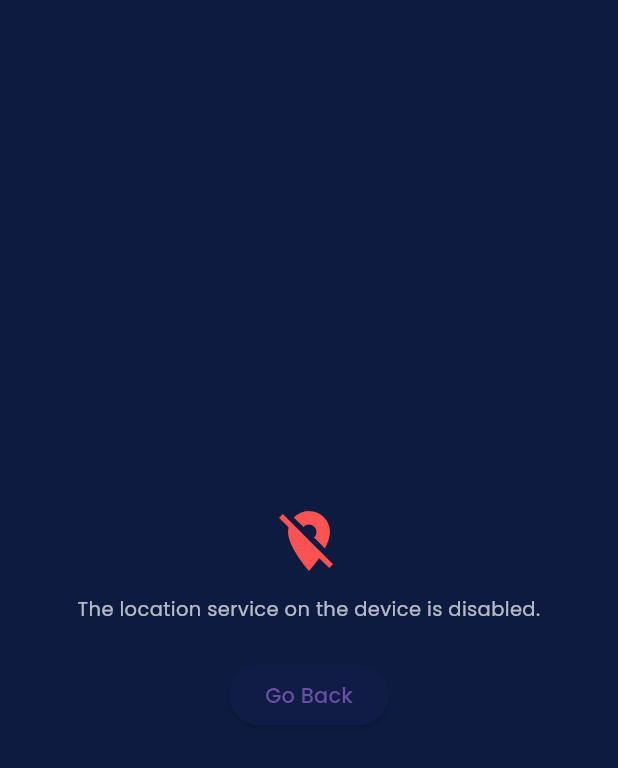
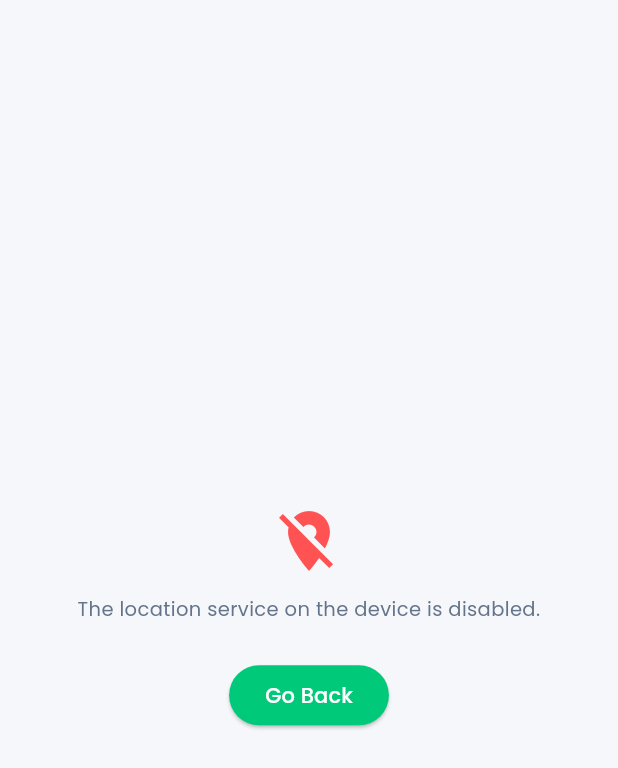
Before and after one commit to jhparente/silag, a Flutter app: the EvacuationMapPage screen opened directly with empty values, on a phone screen of 412 x 824 dp. Shown: the top 768 px of the screen. Run offline on Flutter 3.47's test engine with Material 3 defaults, Android fonts, the phone set to English and light mode, and no system bars; our stand-ins replace connectivity_plus, firebase_core, firebase_messaging, flutter_local_notifications, flutter_map, flutter_secure_storage and 3 more; accounts and stored records are empty; network calls fail.

Commit message:
feat: add site overview and evacuation map pages with animated sensor pulse markers

```diff
--- a/lib/pages/subpages/evacuation_map_page.dart
+++ b/lib/pages/subpages/evacuation_map_page.dart
@@ -11,6 +11,7 @@ import 'package:silag/models/evacuation_model.dart';
 import 'package:silag/models/sensor_model.dart';
 import 'package:silag/services/api_config.dart';
 import 'package:silag/services/api_client.dart';
+import 'package:silag/widgets/sensor_pulse_marker.dart';
 
 class RouteStep {
   final String instruction;
@@ -409,7 +410,7 @@ class _EvacuationMapPageState extends State<EvacuationMapPage>
     final center = _userLocation ?? dest;
 
     return Scaffold(
-      backgroundColor: const Color(0xFF0D1B40),
+      backgroundColor: const Color(0xFFF5F7FA),
       body: _isLoadingLocation
           ? const Center(
               child: Column(
@@ -419,7 +420,7 @@ class _EvacuationMapPageState extends State<EvacuationMapPage>
                   SizedBox(height: 16),
                   Text(
                     'Getting your location...',
-                    style: TextStyle(color: Colors.white70, fontFamily: 'Poppins'),
+                    style: TextStyle(color: Color(0xFF64748B), fontFamily: 'Poppins'),
                   ),
                 ],
               ),
@@ -435,14 +436,14 @@ class _EvacuationMapPageState extends State<EvacuationMapPage>
                         const SizedBox(height: 12),
                         Text(
                           _errorMessage!,
-                          style: const TextStyle(color: Colors.white70, fontFamily: 'Poppins', fontSize: 13),
+                          style: const TextStyle(color: Color(0xFF64748B), fontFamily: 'Poppins', fontSize: 13),
                           textAlign: TextAlign.center,
                         ),
                         const SizedBox(height: 24),
                         ElevatedButton(
                           onPressed: () => Navigator.pop(context),
-                          style: ElevatedButton.styleFrom(backgroundColor: const Color(0xFF101C45)),
-                          child: const Text('Go Back'),
+                          style: ElevatedButton.styleFrom(backgroundColor: const Color(0xFF00C97A)),
+                          child: const Text('Go Back', style: TextStyle(color: Colors.white)),
                         )
                       ],
                     ),
@@ -460,8 +461,7 @@ class _EvacuationMapPageState extends State<EvacuationMapPage>
                         ),
                         children: [
                           TileLayer(
-                            urlTemplate: 'https://{s}.basemaps.cartocdn.com/dark_all/{z}/{x}/{y}{r}.png',
-                            subdomains: const ['a', 'b', 'c', 'd'],
+                            urlTemplate: 'https://tile.openstreetmap.org/{z}/{x}/{y}.png',
                             userAgentPackageName: 'com.silag.app',
                           ),
                           if (_routePoints.isNotEmpty)
@@ -476,16 +476,34 @@ class _EvacuationMapPageState extends State<EvacuationMapPage>
                                 ),
                               ],
                             ),
+                          // Static 100m boundary — visible when zoomed in
                           CircleLayer(
                             circles: widget.sensors
-                                .where((s) => s.latitude != null && s.longitude != null && s.waterLevel >= 2.5)
-                                .map((s) => CircleMarker(
+                                .where((s) => s.latitude != null && s.longitude != null)
+                                .map((s) {
+                                  final col = _sensorColor(s.waterLevel);
+                                  return CircleMarker(
+                                    point: LatLng(s.latitude!, s.longitude!),
+                                    color: col.withOpacity(0.10),
+                                    borderStrokeWidth: 1.2,
+                                    borderColor: col.withOpacity(0.40),
+                                    useRadiusInMeter: true,
+                                    radius: 100,
+                                  );
+                                })
+                                .toList(),
+                          ),
+                          // Radar-ping markers — always visible, self-animating
+                          MarkerLayer(
+                            markers: widget.sensors
+                                .where((s) => s.latitude != null && s.longitude != null)
+                                .map((s) => Marker(
                                       point: LatLng(s.latitude!, s.longitude!),
-                                      color: Colors.red.withOpacity(0.3),
-                                      borderStrokeWidth: 2,
-                                      borderColor: Colors.redAccent,
-                                      useRadiusInMeter: true,
-                                      radius: 100, // 100 meter hazard radius
+                                      width: 80,
+                                      height: 80,
+                                      child: SensorPulseMarker(
+                                        color: _sensorColor(s.waterLevel),
+                                      ),
                                     ))
                                 .toList(),
                           ),
@@ -648,15 +666,16 @@ class _EvacuationMapPageState extends State<EvacuationMapPage>
                           child: Container(
                             padding: const EdgeInsets.symmetric(horizontal: 16, vertical: 8),
                             decoration: BoxDecoration(
-                              color: const Color(0xFF101C45).withOpacity(0.9),
+                              color: Colors.white.withOpacity(0.95),
                               borderRadius: BorderRadius.circular(20),
+                              boxShadow: [BoxShadow(color: Colors.black12, blurRadius: 8)],
                             ),
                             child: const Row(
                               mainAxisSize: MainAxisSize.min,
                               children: [
-                                SizedBox(width: 14, height: 14, child: CircularProgressIndicator(strokeWidth: 2, color: Colors.white)),
+                                SizedBox(width: 14, height: 14, child: CircularProgressIndicator(strokeWidth: 2, color: Color(0xFF00C97A))),
                                 SizedBox(width: 8),
-                                Text('Calculating route...', style: TextStyle(color: Colors.white, fontSize: 12, fontFamily: 'Poppins')),
+                                Text('Calculating route...', style: TextStyle(color: Color(0xFF334155), fontSize: 12, fontFamily: 'Poppins')),
                               ],
                             ),
                           ),
@@ -670,14 +689,14 @@ class _EvacuationMapPageState extends State<EvacuationMapPage>
                         children: [
                           FloatingActionButton.small(
                             heroTag: 'overview',
-                            backgroundColor: const Color(0xFF101C45),
+                            backgroundColor: Colors.white,
                             onPressed: _fitBounds,
-                            child: const Icon(Icons.map, color: Colors.white),
+                            child: const Icon(Icons.map, color: Color(0xFF334155)),
                           ),
                           const SizedBox(height: 8),
                           FloatingActionButton(
                             heroTag: 'recenter',
-                            backgroundColor: _isFollowing ? const Color(0xFF00C97A) : const Color(0xFF101C45),
+                            backgroundColor: _isFollowing ? const Color(0xFF00C97A) : Colors.white,
                             onPressed: _recenter,
                             child: Icon(Icons.my_location, color: _isFollowing ? Colors.white : const Color(0xFF00C97A)),
                           ),
@@ -691,10 +710,10 @@ class _EvacuationMapPageState extends State<EvacuationMapPage>
                       right: 0,
                       child: Container(
                         padding: const EdgeInsets.fromLTRB(24, 16, 24, 28),
-                        decoration: const BoxDecoration(
-                          color: Color(0xFF101C45),
-                          borderRadius: BorderRadius.vertical(top: Radius.circular(24)),
-                          boxShadow: [BoxShadow(color: Colors.black45, blurRadius: 10, offset: Offset(0, -2))],
+                        decoration: BoxDecoration(
+                          color: Colors.white,
+                          borderRadius: const BorderRadius.vertical(top: Radius.circular(24)),
+                          boxShadow: [BoxShadow(color: Colors.black.withOpacity(0.08), blurRadius: 16, offset: const Offset(0, -4))],
                         ),
                         child: Row(
                           mainAxisAlignment: MainAxisAlignment.spaceBetween,
@@ -710,7 +729,7 @@ class _EvacuationMapPageState extends State<EvacuationMapPage>
                                 const SizedBox(height: 2),
                                 Text(
                                   'To ${widget.destName}',
-                                  style: const TextStyle(color: Colors.white70, fontSize: 13, fontFamily: 'Poppins'),
+                                  style: const TextStyle(color: Color(0xFF64748B), fontSize: 13, fontFamily: 'Poppins'),
                                 ),
                               ],
                             ),
```
Also changed, not shown: lib/pages/subpages/site_overview_map_page.dart (+49 -8 lines), lib/widgets/sensor_pulse_marker.dart (added, +100 -0 lines).
